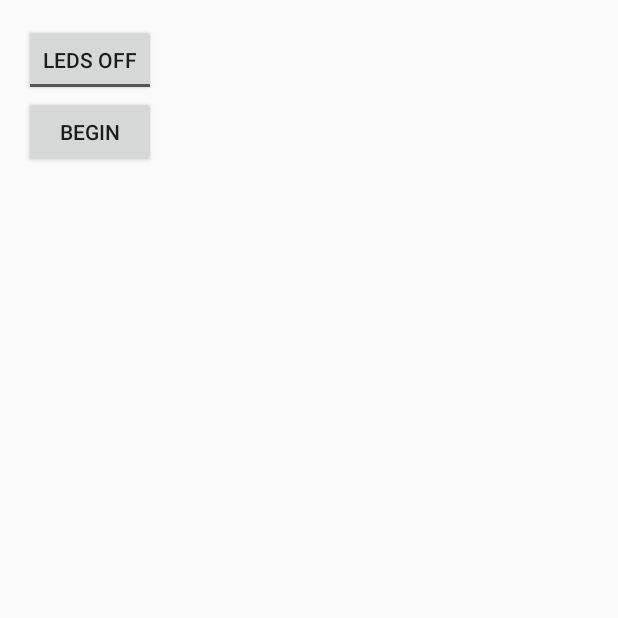
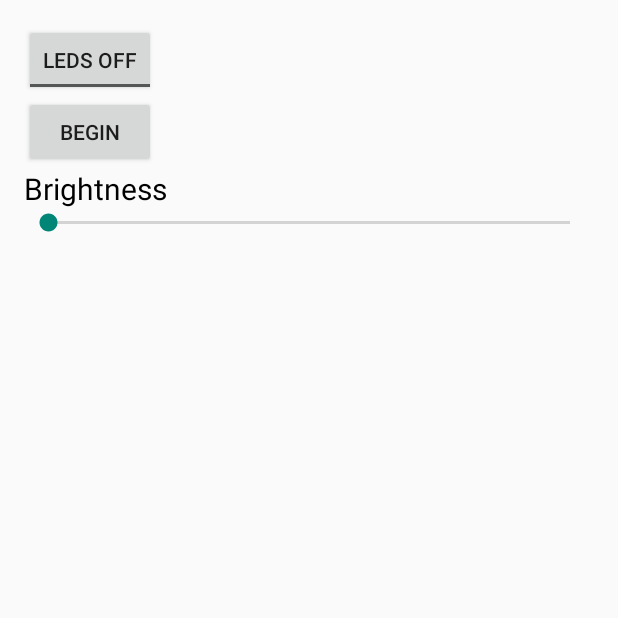
Before and after one commit to jakeRoemer/BrightLife, an Android app: the screen it shows after launch (MainActivity), on a phone screen of 412 x 824 dp, the top half of it. Run offline under Robolectric (Android 15) with nearby library versions, the phone set to English and light mode, and no system bars.

```diff
--- a/app/src/main/res/layout/activity_main.xml
+++ b/app/src/main/res/layout/activity_main.xml
@@ -25,4 +25,22 @@
         android:text="@string/OnOff_Toggle"
         android:onClick="onToggleClick"/>
 
+    <TextView
+        android:id="@+id/percent"
+        android:layout_width="wrap_content"
+        android:layout_height="wrap_content"
+        android:layout_below="@+id/button_id"
+        android:text="@string/percent_SeekBar"
+        android:textColor="#000000"
+        android:textSize="20sp"/>
+
+    <SeekBar
+        android:id="@+id/Brightness_Bar"
+        android:layout_width="fill_parent"
+        android:layout_height="wrap_content"
+        android:layout_below="@+id/percent"
+        android:progress="0"
+        android:max="100"
+        android:onClick="onProgressChecked"/>
+
 </RelativeLayout>
--- a/app/src/main/res/values/strings.xml
+++ b/app/src/main/res/values/strings.xml
@@ -5,5 +5,7 @@
     <string name="action_settings">Settings</string>
     <string name="button_id">Begin</string>
     <string name="OnOff_Toggle">LEDs</string>
+    <string name="Brightness_Bar">Brightness</string>
+    <string name="percent_SeekBar">Brightness</string>
 
 </resources>
```
Also changed, not shown: app/src/main/java/com/example/jakeadmin/brightlife/MainActivity.java (+17 -0 lines).
